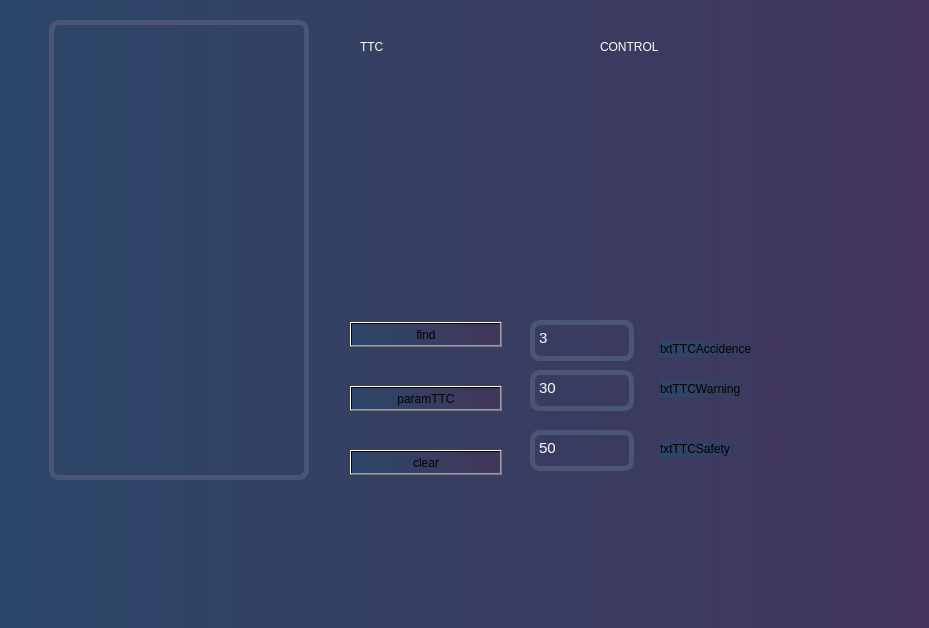
The window that src/radarscan_pkg/include/radarscan_pkg/radarscan.ui (giangtin1920/radarScanQT_ROS) describes before a commit, drawn with Qt 5.
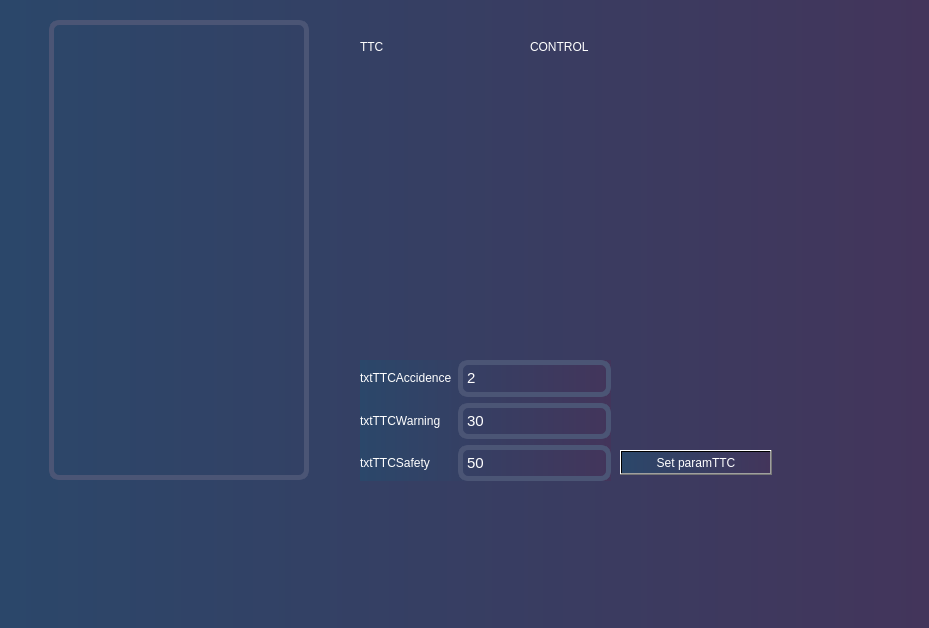
The same window after the commit.

Patch:
```diff
--- a/src/radarscan_pkg/include/radarscan_pkg/radarscan.ui
+++ b/src/radarscan_pkg/include/radarscan_pkg/radarscan.ui
@@ -33,157 +33,22 @@
 </string>
    </property>
   </widget>
-  <widget class="QPushButton" name="btnFindxy">
-   <property name="geometry">
-    <rect>
-     <x>350</x>
-     <y>322</y>
-     <width>152</width>
-     <height>25</height>
-    </rect>
-   </property>
-   <property name="text">
-    <string>find</string>
-   </property>
-  </widget>
   <widget class="QPushButton" name="paramTTC">
    <property name="geometry">
     <rect>
-     <x>350</x>
-     <y>386</y>
-     <width>152</width>
-     <height>25</height>
-    </rect>
-   </property>
-   <property name="text">
-    <string>paramTTC</string>
-   </property>
-  </widget>
-  <widget class="QPushButton" name="btnClr">
-   <property name="geometry">
-    <rect>
-     <x>350</x>
+     <x>620</x>
      <y>450</y>
      <width>152</width>
      <height>25</height>
     </rect>
    </property>
-   <property name="text">
-    <string>clear</string>
-   </property>
-  </widget>
-  <widget class="QTextEdit" name="txtTTCAccidence">
-   <property name="geometry">
-    <rect>
-     <x>530</x>
-     <y>320</y>
-     <width>104</width>
-     <height>41</height>
-    </rect>
-   </property>
    <property name="styleSheet">
-    <string notr="true">border-radius: 5px;
-background-color: rgba(255, 255, 255, 0);
-border-radius: 10px;
-border: 5px solid rgb(75, 85, 117);
-color:rgb(255,255,255);
+    <string notr="true">color: rgb(255, 255, 255);
+font: 100 10pt &quot;Source Sans Pro SemiBold&quot;;
 </string>
    </property>
-   <property name="html">
-    <string>&lt;!DOCTYPE HTML PUBLIC &quot;-//W3C//DTD HTML 4.0//EN&quot; &quot;http://www.w3.org/TR/REC-html40/strict.dtd&quot;&gt;
-&lt;html&gt;&lt;head&gt;&lt;meta name=&quot;qrichtext&quot; content=&quot;1&quot; /&gt;&lt;style type=&quot;text/css&quot;&gt;
-p, li { white-space: pre-wrap; }
-&lt;/style&gt;&lt;/head&gt;&lt;body style=&quot; font-family:'Ubuntu'; font-size:11pt; font-weight:400; font-style:normal;&quot;&gt;
-&lt;p style=&quot; margin-top:0px; margin-bottom:0px; margin-left:0px; margin-right:0px; -qt-block-indent:0; text-indent:0px;&quot;&gt;3&lt;/p&gt;&lt;/body&gt;&lt;/html&gt;</string>
-   </property>
-  </widget>
-  <widget class="QTextEdit" name="txtTTCWarning">
-   <property name="geometry">
-    <rect>
-     <x>530</x>
-     <y>370</y>
-     <width>104</width>
-     <height>41</height>
-    </rect>
-   </property>
-   <property name="styleSheet">
-    <string notr="true">border-radius: 5px;
-background-color: rgba(255, 255, 255, 0);
-border-radius: 10px;
-border: 5px solid rgb(75, 85, 117);
-color:rgb(255,255,255);
-</string>
-   </property>
-   <property name="html">
-    <string>&lt;!DOCTYPE HTML PUBLIC &quot;-//W3C//DTD HTML 4.0//EN&quot; &quot;http://www.w3.org/TR/REC-html40/strict.dtd&quot;&gt;
-&lt;html&gt;&lt;head&gt;&lt;meta name=&quot;qrichtext&quot; content=&quot;1&quot; /&gt;&lt;style type=&quot;text/css&quot;&gt;
-p, li { white-space: pre-wrap; }
-&lt;/style&gt;&lt;/head&gt;&lt;body style=&quot; font-family:'Ubuntu'; font-size:11pt; font-weight:400; font-style:normal;&quot;&gt;
-&lt;p style=&quot; margin-top:0px; margin-bottom:0px; margin-left:0px; margin-right:0px; -qt-block-indent:0; text-indent:0px;&quot;&gt;30&lt;/p&gt;&lt;/body&gt;&lt;/html&gt;</string>
-   </property>
-  </widget>
-  <widget class="QTextEdit" name="txtTTCSafety">
-   <property name="geometry">
-    <rect>
-     <x>530</x>
-     <y>430</y>
-     <width>104</width>
-     <height>41</height>
-    </rect>
-   </property>
-   <property name="styleSheet">
-    <string notr="true">border-radius: 5px;
-background-color: rgba(255, 255, 255, 0);
-border-radius: 10px;
-border: 5px solid rgb(75, 85, 117);
-color:rgb(255,255,255);
-</string>
-   </property>
-   <property name="html">
-    <string>&lt;!DOCTYPE HTML PUBLIC &quot;-//W3C//DTD HTML 4.0//EN&quot; &quot;http://www.w3.org/TR/REC-html40/strict.dtd&quot;&gt;
-&lt;html&gt;&lt;head&gt;&lt;meta name=&quot;qrichtext&quot; content=&quot;1&quot; /&gt;&lt;style type=&quot;text/css&quot;&gt;
-p, li { white-space: pre-wrap; }
-&lt;/style&gt;&lt;/head&gt;&lt;body style=&quot; font-family:'Ubuntu'; font-size:11pt; font-weight:400; font-style:normal;&quot;&gt;
-&lt;p style=&quot; margin-top:0px; margin-bottom:0px; margin-left:0px; margin-right:0px; -qt-block-indent:0; text-indent:0px;&quot;&gt;50&lt;/p&gt;&lt;/body&gt;&lt;/html&gt;</string>
-   </property>
-  </widget>
-  <widget class="QLabel" name="label">
-   <property name="geometry">
-    <rect>
-     <x>660</x>
-     <y>340</y>
-     <width>121</width>
-     <height>17</height>
-    </rect>
-   </property>
    <property name="text">
-    <string>txtTTCAccidence</string>
-   </property>
-  </widget>
-  <widget class="QLabel" name="label_2">
-   <property name="geometry">
-    <rect>
-     <x>660</x>
-     <y>380</y>
-     <width>121</width>
-     <height>17</height>
-    </rect>
-   </property>
-   <property name="text">
-    <string>txtTTCWarning</string>
-   </property>
-  </widget>
-  <widget class="QLabel" name="label_3">
-   <property name="geometry">
-    <rect>
-     <x>660</x>
-     <y>440</y>
-     <width>121</width>
-     <height>17</height>
-    </rect>
-   </property>
-   <property name="text">
-    <string>txtTTCSafety</string>
+    <string>Set paramTTC</string>
    </property>
   </widget>
   <widget class="QLabel" name="lblTTC">
@@ -191,8 +56,8 @@
     <rect>
      <x>360</x>
      <y>40</y>
-     <width>201</width>
-     <height>181</height>
+     <width>151</width>
+     <height>231</height>
     </rect>
    </property>
    <property name="styleSheet">
@@ -211,9 +76,9 @@
   <widget class="QLabel" name="lblVel">
    <property name="geometry">
     <rect>
-     <x>600</x>
+     <x>530</x>
      <y>40</y>
-     <width>221</width>
+     <width>191</width>
      <height>201</height>
     </rect>
    </property>
@@ -230,6 +95,119 @@
     <set>Qt::AlignLeading|Qt::AlignLeft|Qt::AlignTop</set>
    </property>
   </widget>
+  <widget class="QWidget" name="horizontalLayoutWidget">
+   <property name="geometry">
+    <rect>
+     <x>360</x>
+     <y>360</y>
+     <width>251</width>
+     <height>121</height>
+    </rect>
+   </property>
+   <layout class="QHBoxLayout" name="horizontalLayout">
+    <item>
+     <layout class="QVBoxLayout" name="verticalLayout_2">
+      <item>
+       <widget class="QLabel" name="label">
+        <property name="styleSheet">
+         <string notr="true">color: rgb(255, 255, 255);
+font: 100 10pt &quot;Source Sans Pro SemiBold&quot;;
+background-color: rgba(255, 255, 255, 0);</string>
+        </property>
+        <property name="text">
+         <string>txtTTCAccidence</string>
+        </property>
+       </widget>
+      </item>
+      <item>
+       <widget class="QLabel" name="label_2">
+        <property name="styleSheet">
+         <string notr="true">color: rgb(255, 255, 255);
+font: 100 10pt &quot;Source Sans Pro SemiBold&quot;;
+background-color: rgba(255, 255, 255, 0);</string>
+        </property>
+        <property name="text">
+         <string>txtTTCWarning</string>
+        </property>
+       </widget>
+      </item>
+      <item>
+       <widget class="QLabel" name="label_3">
+        <property name="styleSheet">
+         <string notr="true">color: rgb(255, 255, 255);
+font: 100 10pt &quot;Source Sans Pro SemiBold&quot;;
+background-color: rgba(255, 255, 255, 0);</string>
+        </property>
+        <property name="text">
+         <string>txtTTCSafety</string>
+        </property>
+       </widget>
+      </item>
+     </layout>
+    </item>
+    <item>
+     <layout class="QVBoxLayout" name="verticalLayout">
+      <item>
+       <widget class="QTextEdit" name="txtTTCAccidence">
+        <property name="styleSheet">
+         <string notr="true">border-radius: 5px;
+background-color: rgba(255, 255, 255, 0);
+border-radius: 10px;
+border: 5px solid rgb(75, 85, 117);
+color:rgb(255,255,255);
+</string>
+        </property>
+        <property name="html">
+         <string>&lt;!DOCTYPE HTML PUBLIC &quot;-//W3C//DTD HTML 4.0//EN&quot; &quot;http://www.w3.org/TR/REC-html40/strict.dtd&quot;&gt;
+&lt;html&gt;&lt;head&gt;&lt;meta name=&quot;qrichtext&quot; content=&quot;1&quot; /&gt;&lt;style type=&quot;text/css&quot;&gt;
+p, li { white-space: pre-wrap; }
+&lt;/style&gt;&lt;/head&gt;&lt;body style=&quot; font-family:'Ubuntu'; font-size:11pt; font-weight:400; font-style:normal;&quot;&gt;
+&lt;p style=&quot; margin-top:0px; margin-bottom:0px; margin-left:0px; margin-right:0px; -qt-block-indent:0; text-indent:0px;&quot;&gt;2&lt;/p&gt;&lt;/body&gt;&lt;/html&gt;</string>
+        </property>
+       </widget>
+      </item>
+      <item>
+       <widget class="QTextEdit" name="txtTTCWarning">
+        <property name="styleSheet">
+         <string notr="true">border-radius: 5px;
+background-color: rgba(255, 255, 255, 0);
+border-radius: 10px;
+border: 5px solid rgb(75, 85, 117);
+color:rgb(255,255,255);
+</string>
+        </property>
+        <property name="html">
+         <string>&lt;!DOCTYPE HTML PUBLIC &quot;-//W3C//DTD HTML 4.0//EN&quot; &quot;http://www.w3.org/TR/REC-html40/strict.dtd&quot;&gt;
+&lt;html&gt;&lt;head&gt;&lt;meta name=&quot;qrichtext&quot; content=&quot;1&quot; /&gt;&lt;style type=&quot;text/css&quot;&gt;
+p, li { white-space: pre-wrap; }
+&lt;/style&gt;&lt;/head&gt;&lt;body style=&quot; font-family:'Ubuntu'; font-size:11pt; font-weight:400; font-style:normal;&quot;&gt;
+&lt;p style=&quot; margin-top:0px; margin-bottom:0px; margin-left:0px; margin-right:0px; -qt-block-indent:0; text-indent:0px;&quot;&gt;30&lt;/p&gt;&lt;/body&gt;&lt;/html&gt;</string>
+        </property>
+       </widget>
+      </item>
+      <item>
+       <widget class="QTextEdit" name="txtTTCSafety">
+        <property name="styleSheet">
+         <string notr="true">border-radius: 5px;
+background-color: rgba(255, 255, 255, 0);
+border-radius: 10px;
+border: 5px solid rgb(75, 85, 117);
+color:rgb(255,255,255);
+</string>
+        </property>
+        <property name="html">
+         <string>&lt;!DOCTYPE HTML PUBLIC &quot;-//W3C//DTD HTML 4.0//EN&quot; &quot;http://www.w3.org/TR/REC-html40/strict.dtd&quot;&gt;
+&lt;html&gt;&lt;head&gt;&lt;meta name=&quot;qrichtext&quot; content=&quot;1&quot; /&gt;&lt;style type=&quot;text/css&quot;&gt;
+p, li { white-space: pre-wrap; }
+&lt;/style&gt;&lt;/head&gt;&lt;body style=&quot; font-family:'Ubuntu'; font-size:11pt; font-weight:400; font-style:normal;&quot;&gt;
+&lt;p style=&quot; margin-top:0px; margin-bottom:0px; margin-left:0px; margin-right:0px; -qt-block-indent:0; text-indent:0px;&quot;&gt;50&lt;/p&gt;&lt;/body&gt;&lt;/html&gt;</string>
+        </property>
+       </widget>
+      </item>
+     </layout>
+    </item>
+   </layout>
+  </widget>
  </widget>
  <resources/>
  <connections/>
```
